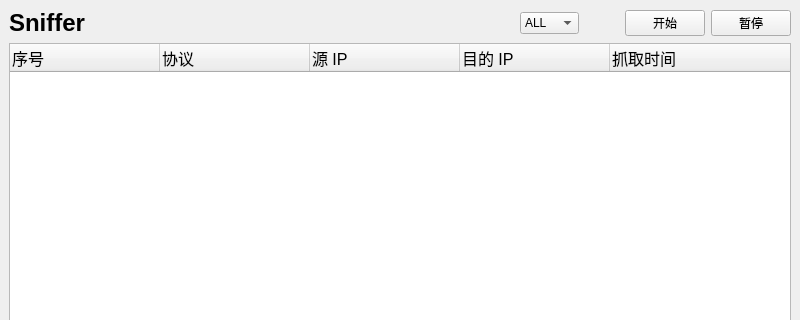
Above: src/mainwindow.ui from Paraworker/Sniffer before the change; both pictures show x 0 to 800 and y 0 to 320 of the 800 by 925 pixel window. Below: the same form after it.
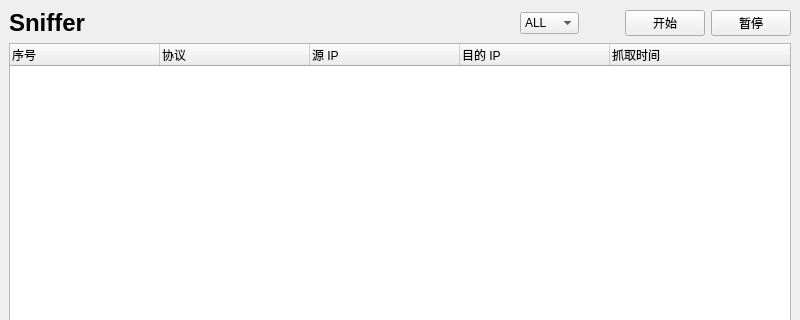
That is the form after the change.

Commit message: Adjust font size

```diff
--- a/src/mainwindow.ui
+++ b/src/mainwindow.ui
@@ -119,13 +119,6 @@
       </item>
       <item>
        <widget class="QTableWidget" name="tableWidget_list">
-        <property name="font">
-         <font>
-          <pointsize>12</pointsize>
-          <weight>50</weight>
-          <bold>false</bold>
-         </font>
-        </property>
         <property name="editTriggers">
          <set>QAbstractItemView::NoEditTriggers</set>
         </property>
```
The commit also changes 1 other file.
